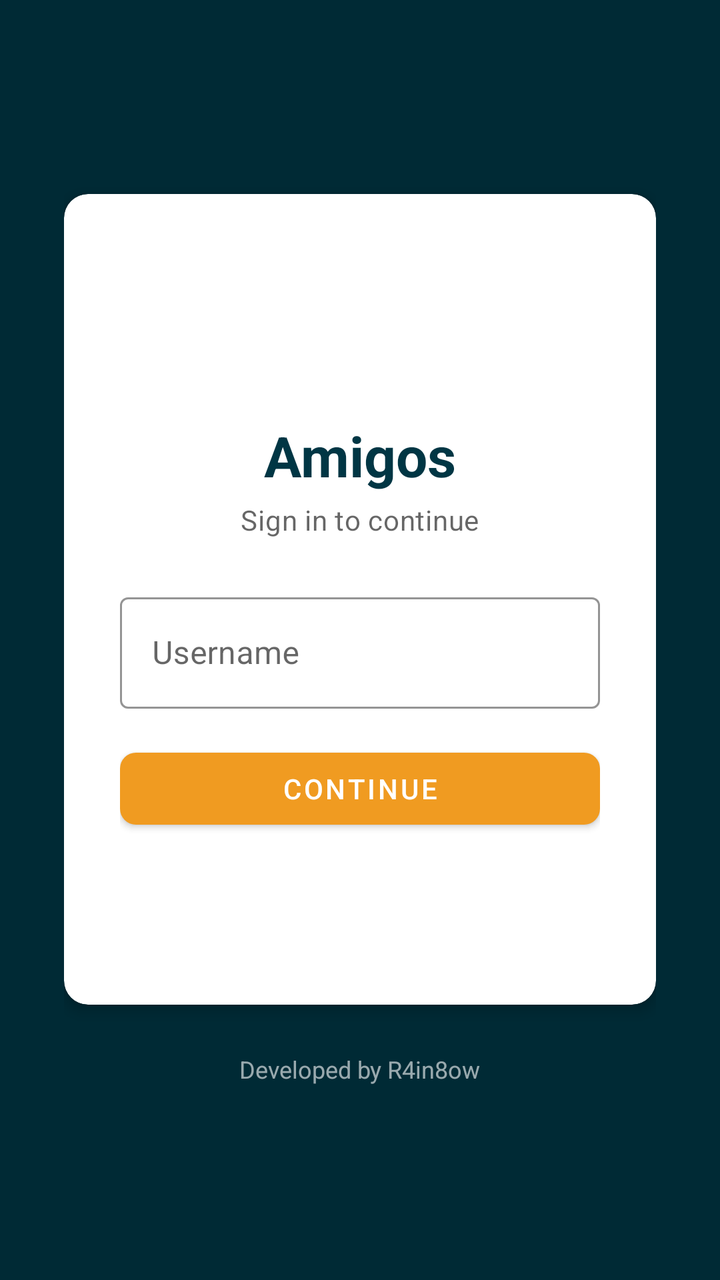
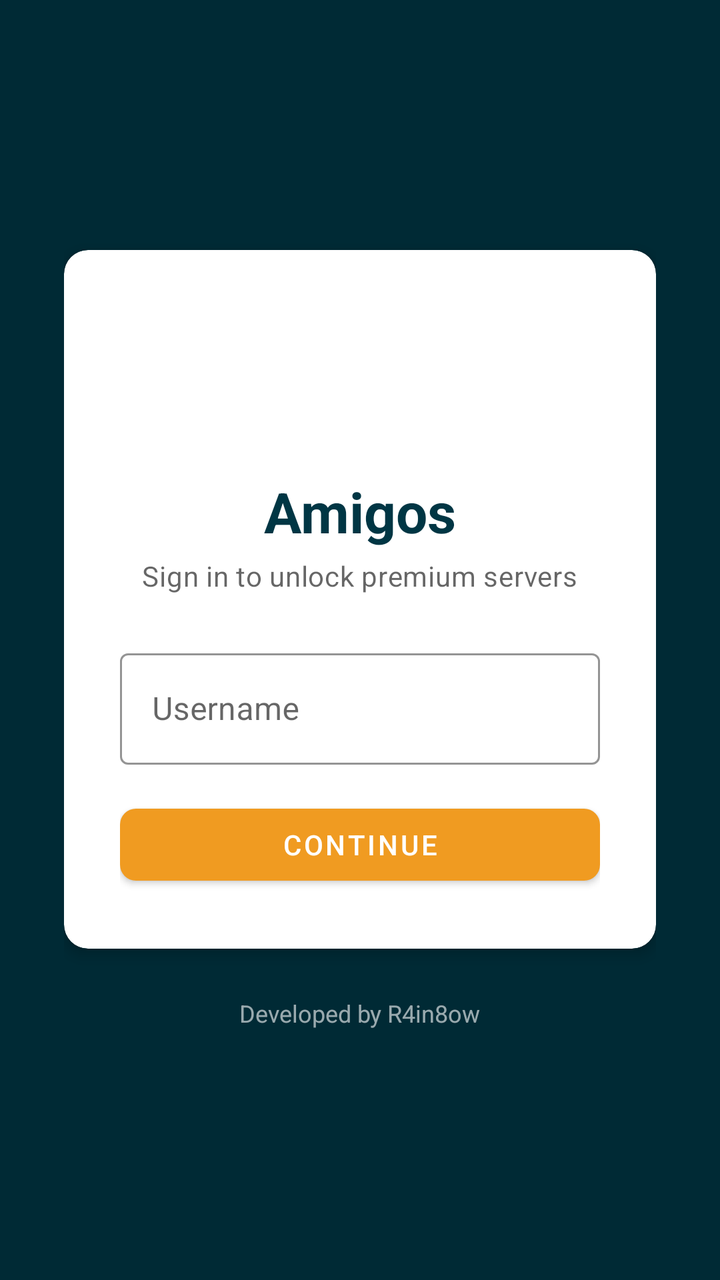

Two renders of the same Android screen: before a commit and after it. Below are the layout's source before the change and the commit's diff.
<!-- AndroidManifest.xml: application theme Theme.Start -->
<!-- res/layout/layout_amigos_login.xml -->
<?xml version="1.0" encoding="utf-8"?>
<LinearLayout xmlns:android="http://schemas.android.com/apk/res/android"
    xmlns:app="http://schemas.android.com/apk/res-auto"
    android:layout_width="match_parent"
    android:layout_height="match_parent"
    android:background="@color/amigos_teal_dark"
    android:gravity="center"
    android:orientation="vertical"
    android:padding="32dp">

    <com.google.android.material.card.MaterialCardView
        android:layout_width="match_parent"
        android:layout_height="wrap_content"
        android:layout_gravity="center"
        app:cardCornerRadius="12dp"
        app:cardElevation="4dp">

        <LinearLayout
            android:layout_width="match_parent"
            android:layout_height="wrap_content"
            android:orientation="vertical"
            android:padding="28dp">

            <ImageView
                android:layout_width="72dp"
                android:layout_height="72dp"
                android:layout_gravity="center_horizontal"
                android:contentDescription="@string/app_name"
                android:src="@mipmap/ic_launcher" />

            <TextView
                android:layout_width="wrap_content"
                android:layout_height="wrap_content"
                android:layout_gravity="center_horizontal"
                android:layout_marginTop="12dp"
                android:text="@string/app_name"
                android:textColor="@color/amigos_teal"
                android:textSize="28sp"
                android:textStyle="bold" />

            <TextView
                android:layout_width="wrap_content"
                android:layout_height="wrap_content"
                android:layout_gravity="center_horizontal"
                android:layout_marginTop="4dp"
                android:text="@string/amigos_login_subtitle"
                android:textAppearance="?attr/textAppearanceBody2"
                android:textColor="?android:textColorSecondary" />

            <com.google.android.material.textfield.TextInputLayout
                android:id="@+id/username_layout"
                android:layout_width="match_parent"
                android:layout_height="wrap_content"
                android:layout_marginTop="24dp"
                android:hint="@string/amigos_login_username_hint"
                app:boxStrokeColor="@color/amigos_teal"
                style="@style/Widget.MaterialComponents.TextInputLayout.OutlinedBox">

                <com.google.android.material.textfield.TextInputEditText
                    android:id="@+id/username_input"
                    android:layout_width="match_parent"
                    android:layout_height="wrap_content"
                    android:imeOptions="actionDone"
                    android:inputType="text"
                    android:maxLines="1" />

            </com.google.android.material.textfield.TextInputLayout>

            <com.google.android.material.button.MaterialButton
                android:id="@+id/continue_button"
                android:layout_width="match_parent"
                android:layout_height="wrap_content"
                android:layout_marginTop="16dp"
                android:text="@string/amigos_login_continue"
                android:textColor="@android:color/white"
                app:backgroundTint="@color/amigos_amber"
                app:cornerRadius="8dp" />

            <ProgressBar
                android:id="@+id/login_progress"
                android:layout_width="wrap_content"
                android:layout_height="wrap_content"
                android:layout_gravity="center_horizontal"
                android:layout_marginTop="16dp"
                android:visibility="gone" />

            <Button
                android:id="@+id/free_button"
                style="@style/Widget.MaterialComponents.Button.TextButton"
                android:layout_width="match_parent"
                android:layout_height="wrap_content"
                android:layout_marginTop="8dp"
                android:text="@string/free_servers_continue"
                android:textColor="?attr/colorPrimary" />

            <TextView
                android:id="@+id/login_error"
                android:layout_width="wrap_content"
                android:layout_height="wrap_content"
                android:layout_gravity="center_horizontal"
                android:layout_marginTop="8dp"
                android:textColor="@color/material_red_500"
                android:visibility="gone" />

        </LinearLayout>

    </com.google.android.material.card.MaterialCardView>

    <TextView
        android:layout_width="wrap_content"
        android:layout_height="wrap_content"
        android:layout_marginTop="24dp"
        android:text="@string/developed_by"
        android:textColor="#99FFFFFF"
        android:textSize="12sp" />

</LinearLayout>
<!-- resources referenced by this layout -->
<resources>
  <color name="amigos_amber">#F09B21</color>
  <color name="amigos_teal">#003644</color>
  <color name="amigos_teal_dark">#002A35</color>
  <color name="material_red_500">#F44336</color>
  <!-- mipmap ic_launcher (mipmap-anydpi-v26) -->
  <?xml version="1.0" encoding="utf-8"?>
  <adaptive-icon xmlns:android="http://schemas.android.com/apk/res/android">
      <background android:drawable="@color/ic_launcher_background"/>
      <foreground android:drawable="@mipmap/ic_launcher_foreground"/>
  </adaptive-icon>
  <string name="amigos_login_continue">Continue</string>
  <string name="amigos_login_subtitle">Sign in to continue</string>
  <string name="amigos_login_username_hint">Username</string>
  <string name="app_name" translatable="false">Amigos</string>
  <string name="developed_by" translatable="false">Developed by R4in8ow</string>
  <string name="free_servers_continue">Continue with free servers</string>
  <style name="Theme.Start" parent="Theme.MaterialComponents.DayNight">
          <item name="android:navigationBarColor">@android:color/transparent</item>
          <item name="colorPrimary">@android:color/transparent</item>
          <item name="colorPrimaryDark">@android:color/transparent</item>
          <item name="android:backgroundDimEnabled">false</item>
          <item name="android:windowNoTitle">true</item>
          <item name="windowActionBar">false</item>
          <item name="windowNoTitle">true</item>
      </style>
  <color name="ic_launcher_background">#003644</color>
</resources>

<!-- the commit's change to res/layout/layout_amigos_login.xml (unified diff, before → after) -->
@@ -43,7 +43,7 @@
                 android:layout_height="wrap_content"
                 android:layout_gravity="center_horizontal"
                 android:layout_marginTop="4dp"
-                android:text="@string/amigos_login_subtitle"
+                android:text="@string/amigos_premium_login_subtitle"
                 android:textAppearance="?attr/textAppearanceBody2"
                 android:textColor="?android:textColorSecondary" />
 
@@ -84,15 +84,6 @@
                 android:layout_marginTop="16dp"
                 android:visibility="gone" />
 
-            <Button
-                android:id="@+id/free_button"
-                style="@style/Widget.MaterialComponents.Button.TextButton"
-                android:layout_width="match_parent"
-                android:layout_height="wrap_content"
-                android:layout_marginTop="8dp"
-                android:text="@string/free_servers_continue"
-                android:textColor="?attr/colorPrimary" />
-
             <TextView
                 android:id="@+id/login_error"
                 android:layout_width="wrap_content"
<!-- resource entries referenced after the edit -->
@@ -11,11 +11,10 @@
       <foreground android:drawable="@mipmap/ic_launcher_foreground"/>
   </adaptive-icon>
   <string name="amigos_login_continue">Continue</string>
-  <string name="amigos_login_subtitle">Sign in to continue</string>
   <string name="amigos_login_username_hint">Username</string>
+  <string name="amigos_premium_login_subtitle">Sign in to unlock premium servers</string>
   <string name="app_name" translatable="false">Amigos</string>
   <string name="developed_by" translatable="false">Developed by R4in8ow</string>
-  <string name="free_servers_continue">Continue with free servers</string>
   <style name="Theme.Start" parent="Theme.MaterialComponents.DayNight">
           <item name="android:navigationBarColor">@android:color/transparent</item>
           <item name="colorPrimary">@android:color/transparent</item>
